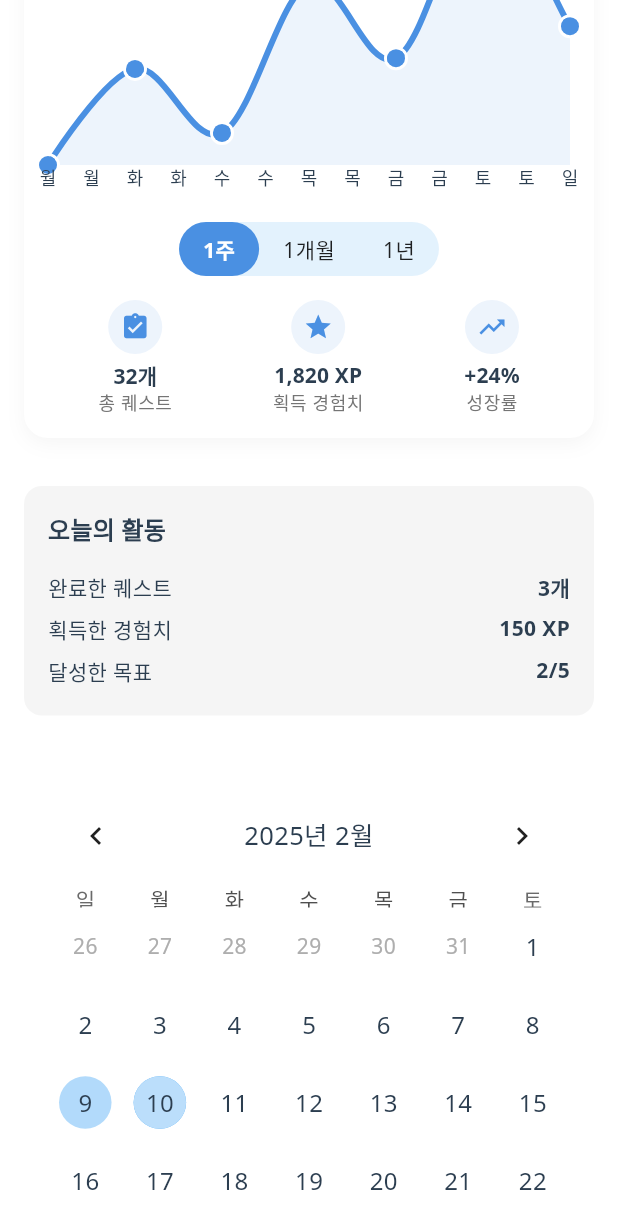
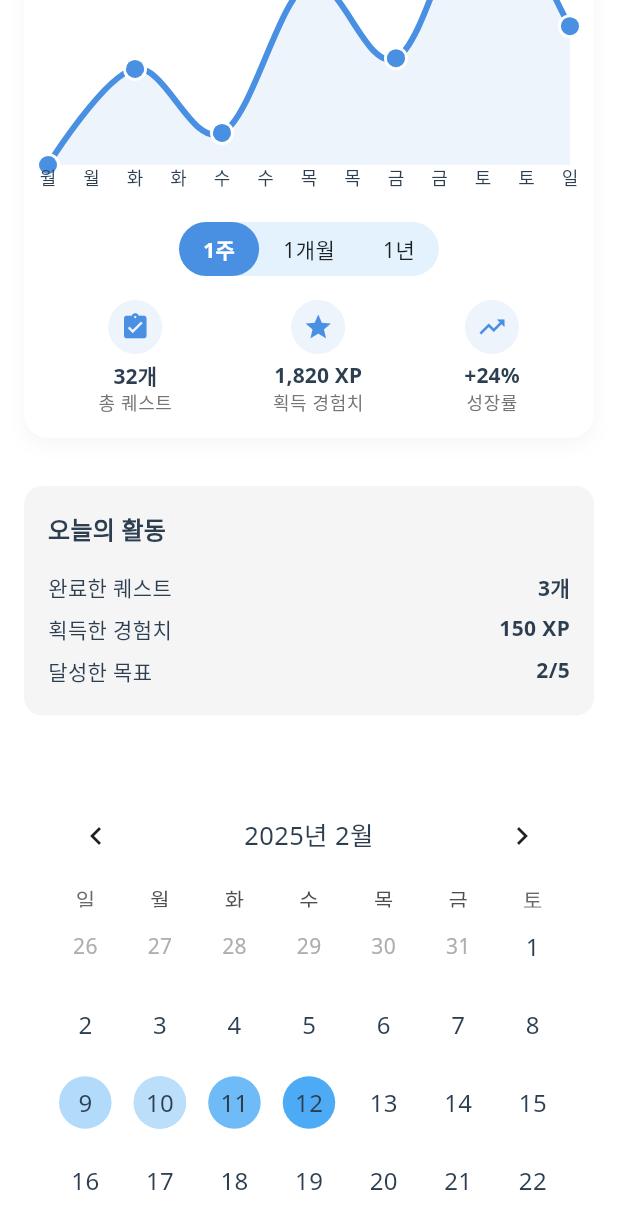
Before and after one commit to YoungGilMad/frontend, a Flutter app: the HomeScreen screen opened directly, scrolled down 576 dp, on a phone screen of 412 x 824 dp. Shown: the top 1229 px of the screen. Run offline on Flutter 3.47's test engine with Material 3 defaults, Android fonts, the phone set to English and light mode, and no system bars; drawn by our look-alikes of fl_chart, table_calendar; our stand-ins replace flutter_dotenv, google_fonts, shared_preferences; accounts and stored records are empty; network calls fail.

Commit message:
calander modify

```diff
--- a/lib/presentation/widgets/home/calender_widget.dart
+++ b/lib/presentation/widgets/home/calender_widget.dart
@@ -34,9 +34,19 @@ class _CalendarWidgetState extends State<CalendarWidget> {
     DateTime(2025, 2, 10): [
       Todo(title: '영어 문법 공부', category: '학습'),
       Todo(title: '운동하기', category: '건강'),
+    ],
+    DateTime(2025, 2, 11): [
+      Todo(title: '영어 문법 공부', category: '학습'),
       Todo(title: '운동하기', category: '건강'),
+      Todo(title: '밥먹기', category: '건강'),
+      Todo(title: '산책하기', category: '건강'),
+    ],
+    DateTime(2025, 2, 12): [
+      Todo(title: '영어 문법 공부', category: '학습'),
       Todo(title: '운동하기', category: '건강'),
-      Todo(title: '운동하기', category: '건강'),
+      Todo(title: '밥먹기', category: '건강'),
+      Todo(title: '산책하기', category: '건강'),
+      Todo(title: '영양제 먹기', category: '건강'),
     ],
   };
 
```
